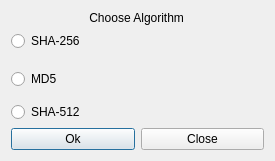
The window that ui/HashingAlgorithm.ui (xen0vas/UserManager) describes before a commit, drawn with Qt 5.
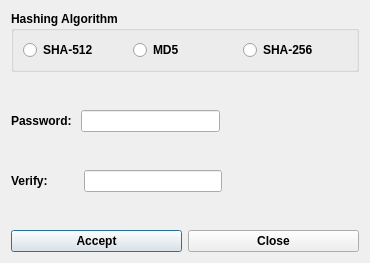
The same window after the commit. Icons and pictures are not drawn.

Commit message: refactoring the password setting functonality

Diff of the .ui file:
```diff
--- a/ui/HashingAlgorithm.ui
+++ b/ui/HashingAlgorithm.ui
@@ -6,88 +6,165 @@
    <rect>
     <x>0</x>
     <y>0</y>
-    <width>275</width>
-    <height>161</height>
+    <width>366</width>
+    <height>263</height>
    </rect>
   </property>
+  <property name="font">
+   <font>
+    <weight>75</weight>
+    <bold>true</bold>
+   </font>
+  </property>
   <property name="windowTitle">
    <string>Dialog</string>
   </property>
-  <layout class="QVBoxLayout" name="verticalLayout_2">
-   <item alignment="Qt::AlignHCenter">
-    <widget class="QLabel" name="ChAlgo">
-     <property name="text">
-      <string> Choose Algorithm </string>
+  <layout class="QVBoxLayout" name="verticalLayout">
+   <item>
+    <widget class="QGroupBox" name="groupBox">
+     <property name="title">
+      <string>Hashing Algorithm</string>
      </property>
+     <layout class="QHBoxLayout" name="horizontalLayout_4">
+      <item>
+       <widget class="QRadioButton" name="Sha512rdb">
+        <property name="text">
+         <string>SHA-512</string>
+        </property>
+       </widget>
+      </item>
+      <item>
+       <widget class="QRadioButton" name="MD5rdb">
+        <property name="text">
+         <string>MD5</string>
+        </property>
+       </widget>
+      </item>
+      <item>
+       <widget class="QRadioButton" name="Sha256rdb">
+        <property name="text">
+         <string>SHA-256</string>
+        </property>
+       </widget>
+      </item>
+     </layout>
+     <zorder>Sha256rdb</zorder>
+     <zorder>MD5rdb</zorder>
+     <zorder>Sha512rdb</zorder>
     </widget>
    </item>
    <item>
-    <layout class="QVBoxLayout" name="verticalLayout">
+    <spacer name="verticalSpacer_10">
+     <property name="orientation">
+      <enum>Qt::Vertical</enum>
+     </property>
+     <property name="sizeType">
+      <enum>QSizePolicy::Preferred</enum>
+     </property>
+     <property name="sizeHint" stdset="0">
+      <size>
+       <width>348</width>
+       <height>34</height>
+      </size>
+     </property>
+    </spacer>
+   </item>
+   <item>
+    <layout class="QHBoxLayout" name="horizontalLayout_3">
      <item>
-      <widget class="QRadioButton" name="Sha256rdb">
+      <widget class="QLabel" name="label_2">
        <property name="text">
-        <string>SHA-256</string>
+        <string>Password: </string>
        </property>
       </widget>
      </item>
      <item>
-      <widget class="QFrame" name="frame">
-       <property name="frameShape">
-        <enum>QFrame::StyledPanel</enum>
-       </property>
-       <property name="frameShadow">
-        <enum>QFrame::Raised</enum>
-       </property>
-      </widget>
+      <widget class="QLineEdit" name="lineEdit"/>
      </item>
      <item>
-      <spacer name="verticalSpacer_5">
+      <spacer name="horizontalSpacer_2">
        <property name="orientation">
-        <enum>Qt::Vertical</enum>
+        <enum>Qt::Horizontal</enum>
        </property>
        <property name="sizeHint" stdset="0">
         <size>
-         <width>20</width>
-         <height>55</height>
+         <width>40</width>
+         <height>20</height>
         </size>
        </property>
       </spacer>
      </item>
+    </layout>
+   </item>
+   <item>
+    <spacer name="verticalSpacer_12">
+     <property name="orientation">
+      <enum>Qt::Vertical</enum>
+     </property>
+     <property name="sizeType">
+      <enum>QSizePolicy::Preferred</enum>
+     </property>
+     <property name="sizeHint" stdset="0">
+      <size>
+       <width>348</width>
+       <height>34</height>
+      </size>
+     </property>
+    </spacer>
+   </item>
+   <item>
+    <layout class="QHBoxLayout" name="horizontalLayout_2">
      <item>
-      <widget class="QRadioButton" name="MD5rdb">
+      <widget class="QLabel" name="label">
        <property name="text">
-        <string>MD5</string>
+        <string>Verify:         </string>
        </property>
       </widget>
      </item>
      <item>
-      <spacer name="verticalSpacer_4">
+      <widget class="QLineEdit" name="lineEdit_2"/>
+     </item>
+     <item>
+      <spacer name="horizontalSpacer">
        <property name="orientation">
-        <enum>Qt::Vertical</enum>
+        <enum>Qt::Horizontal</enum>
        </property>
        <property name="sizeHint" stdset="0">
         <size>
-         <width>20</width>
-         <height>55</height>
+         <width>40</width>
+         <height>20</height>
         </size>
        </property>
       </spacer>
      </item>
-     <item>
-      <widget class="QRadioButton" name="Sha512rdb">
-       <property name="text">
-        <string>SHA-512</string>
-       </property>
-      </widget>
-     </item>
     </layout>
    </item>
+   <item>
+    <spacer name="verticalSpacer_11">
+     <property name="orientation">
+      <enum>Qt::Vertical</enum>
+     </property>
+     <property name="sizeType">
+      <enum>QSizePolicy::Preferred</enum>
+     </property>
+     <property name="sizeHint" stdset="0">
+      <size>
+       <width>348</width>
+       <height>34</height>
+      </size>
+     </property>
+    </spacer>
+   </item>
    <item>
     <layout class="QHBoxLayout" name="horizontalLayout">
      <item>
       <widget class="QPushButton" name="Save">
        <property name="text">
-        <string>Ok</string>
+        <string>Accept</string>
+       </property>
+       <property name="icon">
+        <iconset resource="../resources/images.qrc">
+         <normaloff>:/new/prefix1/images/ok.png</normaloff>:/new/prefix1/images/ok.png</iconset>
        </property>
       </widget>
      </item>
```
Left out of the diff: 30 changed lines with no effect on the pictures. The commit also changes 12 other files.
